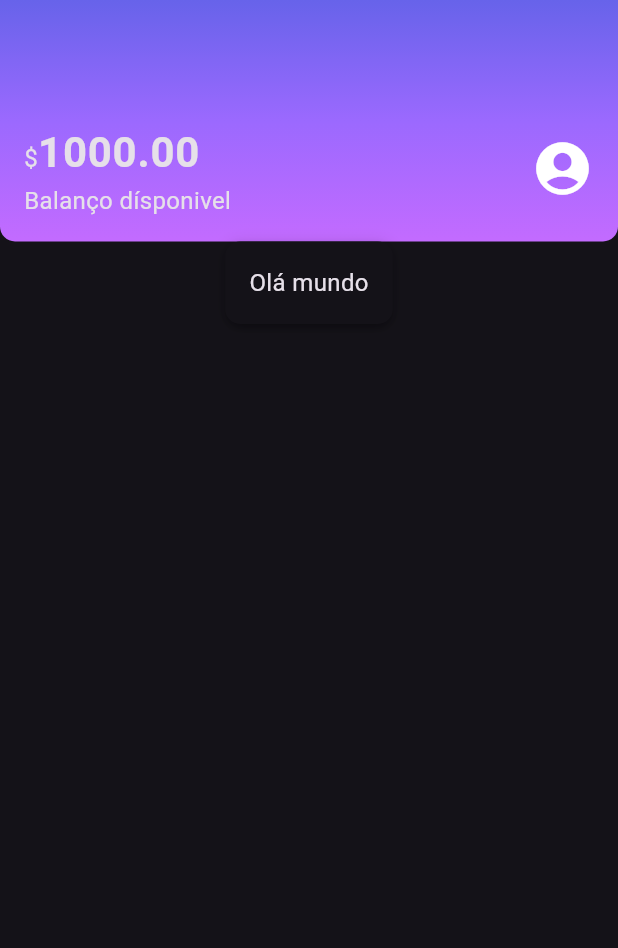
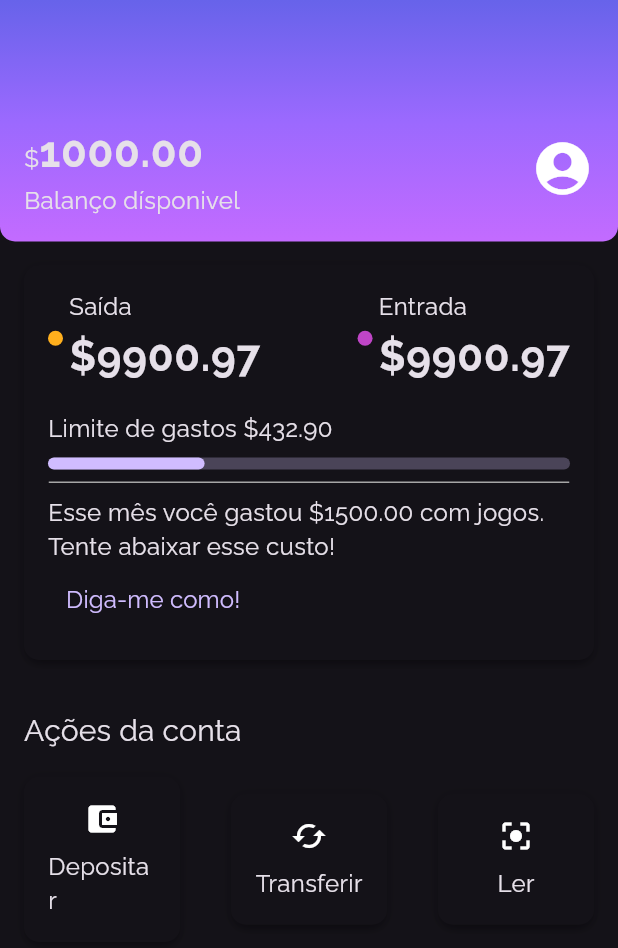
Before and after one commit to andr-marc/alura-flutter-layouts, a Flutter app: the screen it shows after launch, on a phone screen of 412 x 824 dp. Shown: the top 948 px of the screen. Run offline on Flutter 3.47's test engine with Material 3 defaults, Android fonts, the phone set to English and light mode, and no system bars.

Commit message:
+ finalização do projeto

```diff
--- a/lib/components/box_card.dart
+++ b/lib/components/box_card.dart
@@ -7,7 +7,7 @@ class BoxCard extends StatelessWidget {
 
   @override
   Widget build(BuildContext context) {
-    return Container(
+    return Ink(
       padding: const EdgeInsets.all(16),
       decoration: BoxDecoration(
         boxShadow: kElevationToShadow[3],
--- /dev/null
+++ b/lib/components/color_dot.dart
@@ -0,0 +1,19 @@
+import 'package:flutter/material.dart';
+
+class ColorDot extends StatelessWidget {
+  final Color? color;
+
+  const ColorDot({super.key, required this.color});
+
+  @override
+  Widget build(BuildContext context) {
+    return Container(
+      width: 10,
+      height: 10,
+      decoration: BoxDecoration(
+        color: color,
+        borderRadius: BorderRadius.circular(10),
+      ),
+    );
+  }
+}
--- /dev/null
+++ b/lib/components/content_division.dart
@@ -0,0 +1,15 @@
+import 'package:alubank/themes/theme_colors.dart';
+import 'package:flutter/material.dart';
+
+class ContentDivision extends StatelessWidget {
+  const ContentDivision({super.key});
+
+  @override
+  Widget build(BuildContext context) {
+    return Container(
+      height: 1,
+      decoration:
+          BoxDecoration(border: Border.all(color: ThemeColors.division)),
+    );
+  }
+}
--- /dev/null
+++ b/lib/components/sections/account_actions.dart
@@ -0,0 +1,81 @@
+import 'package:alubank/components/box_card.dart';
+import 'package:flutter/material.dart';
+
+class AccountActions extends StatelessWidget {
+  const AccountActions({super.key});
+
+  @override
+  Widget build(BuildContext context) {
+    return Padding(
+      padding: const EdgeInsets.all(16),
+      child: Column(
+        crossAxisAlignment: CrossAxisAlignment.start,
+        children: [
+          Padding(
+            padding: const EdgeInsets.only(bottom: 16),
+            child: Text(
+              'Ações da conta',
+              style: Theme.of(context).textTheme.titleMedium,
+            ),
+          ),
+          Row(
+            mainAxisAlignment: MainAxisAlignment.spaceBetween,
+            children: [
+              InkWell(
+                onTap: () {},
+                child: const BoxCard(
+                  boxContent: _AccountActionsContent(
+                    icon: Icon(Icons.account_balance_wallet),
+                    text: 'Depositar',
+                  ),
+                ),
+              ),
+              InkWell(
+                onTap: () {},
+                child: const BoxCard(
+                  boxContent: _AccountActionsContent(
+                    icon: Icon(Icons.cached),
+                    text: 'Transferir',
+                  ),
+                ),
+              ),
+              InkWell(
+                onTap: () {},
+                child: const BoxCard(
+                  boxContent: _AccountActionsContent(
+                    icon: Icon(Icons.center_focus_strong),
+                    text: 'Ler',
+                  ),
+                ),
+              ),
+            ],
+          )
+        ],
+      ),
+    );
+  }
+}
+
+class _AccountActionsContent extends StatelessWidget {
+  final Icon icon;
+  final String text;
+
+  const _AccountActionsContent(
+      {super.key, required this.icon, required this.text});
+
+  @override
+  Widget build(BuildContext context) {
+    return Ink(
+      width: 72,
+      child: Column(
+        children: [
+          Padding(
+            padding: const EdgeInsets.only(bottom: 8),
+            child: icon,
+          ),
+          Text(text),
+        ],
+      ),
+    );
+  }
+}
--- /dev/null
+++ b/lib/components/sections/recent_activity.dart
@@ -0,0 +1,94 @@
+import 'package:alubank/components/box_card.dart';
+import 'package:alubank/components/color_dot.dart';
+import 'package:alubank/components/content_division.dart';
+import 'package:alubank/themes/theme_colors.dart';
+import 'package:flutter/material.dart';
+
+class RecentActivity extends StatelessWidget {
+  const RecentActivity({Key? key}) : super(key: key);
+
+  @override
+  Widget build(BuildContext context) {
+    return const Padding(
+      padding: EdgeInsets.all(16),
+      child: BoxCard(boxContent: _RecentActivityContent()),
+    );
+  }
+}
+
+class _RecentActivityContent extends StatelessWidget {
+  const _RecentActivityContent({super.key});
+
+  @override
+  Widget build(BuildContext context) {
+    return Column(
+      crossAxisAlignment: CrossAxisAlignment.start,
+      children: [
+        Row(
+          mainAxisAlignment: MainAxisAlignment.spaceBetween,
+          children: [
+            Row(
+              children: [
+                Padding(
+                  padding: const EdgeInsets.only(right: 4),
+                  child: ColorDot(color: ThemeColors.recentActivity['spent']),
+                ),
+                Column(
+                  crossAxisAlignment: CrossAxisAlignment.start,
+                  children: [
+                    const Text('Saída'),
+                    Text(
+                      '\$9900.97',
+                      style: Theme.of(context).textTheme.bodyLarge,
+                    ),
+                  ],
+                )
+              ],
+            ),
+            Row(
+              children: [
+                Padding(
+                  padding: const EdgeInsets.only(right: 4),
+                  child: ColorDot(color: ThemeColors.recentActivity['income']),
+                ),
+                Column(
+                  crossAxisAlignment: CrossAxisAlignment.start,
+                  children: [
+                    const Text('Entrada'),
+                    Text(
+                      '\$9900.97',
+                      style: Theme.of(context).textTheme.bodyLarge,
+                    ),
+                  ],
+                )
+              ],
+            ),
+          ],
+        ),
+        const Padding(
+          padding: EdgeInsets.only(top: 16, bottom: 8),
+          child: Text('Limite de gastos \$432.90'),
+        ),
+        LinearProgressIndicator(
+          value: 0.3,
+          minHeight: 8,
+          borderRadius: BorderRadius.circular(5),
+        ),
+        const Padding(
+          padding: EdgeInsets.only(top: 8, bottom: 8),
+          child: ContentDivision(),
+        ),
+        const Text(
+          'Esse mês você gastou \$1500.00 com jogos. Tente abaixar esse custo!',
+        ),
+        TextButton(
+          onPressed: () {},
+          child: const Text(
+            'Diga-me como!',
+            style: TextStyle(fontSize: 16),
+          ),
+        ),
+      ],
+    );
+  }
+}
--- a/lib/screens/home.dart
+++ b/lib/screens/home.dart
@@ -1,5 +1,6 @@
-import 'package:alubank/components/box_card.dart';
+import 'package:alubank/components/sections/account_actions.dart';
 import 'package:alubank/components/sections/header.dart';
+import 'package:alubank/components/sections/recent_activity.dart';
 import 'package:flutter/material.dart';
 
 class Home extends StatelessWidget {
@@ -11,11 +12,8 @@ class Home extends StatelessWidget {
       body: Column(
         children: [
           Header(),
-          BoxCard(
-            boxContent: Text(
-              'Olá mundo',
-            ),
-          ),
+          RecentActivity(),
+          AccountActions(),
         ],
       ),
     );
--- a/lib/themes/my_theme.dart
+++ b/lib/themes/my_theme.dart
@@ -5,6 +5,7 @@ ThemeData myTheme = ThemeData(
   primarySwatch: ThemeColors.primaryColor,
   primaryColor: ThemeColors.primaryColor,
   brightness: Brightness.dark,
+  fontFamily: 'Raleway',
   textTheme: const TextTheme(
     bodyMedium: TextStyle(
       fontSize: 16,
@@ -13,4 +14,9 @@ ThemeData myTheme = ThemeData(
       fontSize: 28,
       fontWeight: FontWeight.bold,
     ),
-    ));
+    titleMedium: TextStyle(
+      fontSize: 20,
+      fontWeight: FontWeight.normal,
+    ),
+  ),
+);
--- a/lib/themes/theme_colors.dart
+++ b/lib/themes/theme_colors.dart
@@ -7,4 +7,9 @@ class ThemeColors {
     Color.fromRGBO(155, 105, 254, 1),
     Color.fromRGBO(195, 107, 255, 1),
   ];
+  static const recentActivity = {
+    'spent': Color.fromRGBO(255, 175, 29, 1),
+    'income': Color.fromRGBO(191, 69, 198, 1),
+  };
+  static const division = Color.fromRGBO(166, 166, 166, 1);
 }
```
Also changed, not shown: pubspec.yaml (+7 -0 lines), fonts/Raleway-Bold.ttf (added), fonts/Raleway-Regular.ttf (added). Lines whose indentation alone changed are shown as unchanged.
